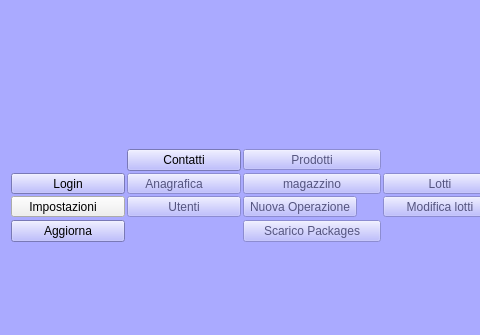
This is mainwindow.ui in fblabs/hamlet-mod-sancon as Qt 5 draws it before an edit; both pictures show x 0 to 480 and y 433 to 768 of the 979 by 768 pixel window. The edited form follows.
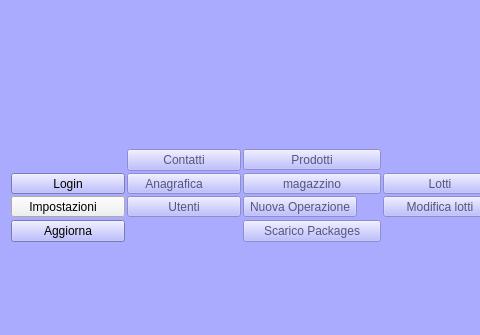
This is the edited form. Icons and pictures are not drawn.

What changed in the file:
```diff
--- a/mainwindow.ui
+++ b/mainwindow.ui
@@ -1206,10 +1206,23 @@
          </widget>
         </item>
         <item row="1" column="1">
-         <widget class="QPushButton" name="pushButton_2">
+         <widget class="QPushButton" name="pbContacts">
+          <property name="enabled">
+           <bool>false</bool>
+          </property>
           <property name="text">
            <string>Contatti</string>
           </property>
+          <property name="icon">
+           <iconset resource="icons.qrc">
+            <normaloff>:/Resources/user-group-icon.png</normaloff>:/Resources/user-group-icon.png</iconset>
+          </property>
+          <property name="iconSize">
+           <size>
+            <width>32</width>
+            <height>32</height>
+           </size>
+          </property>
          </widget>
         </item>
        </layout>
```
